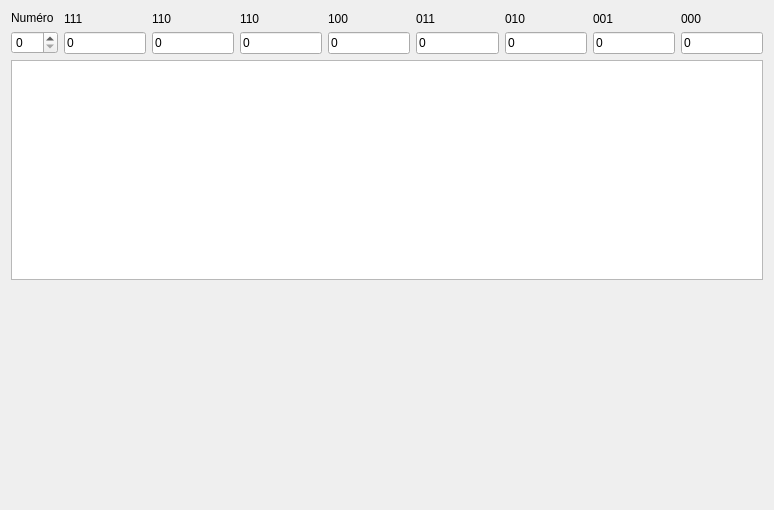
The window that src/ui/mainwindow.ui (danousna/autocell) describes before a commit, drawn with Qt 5.
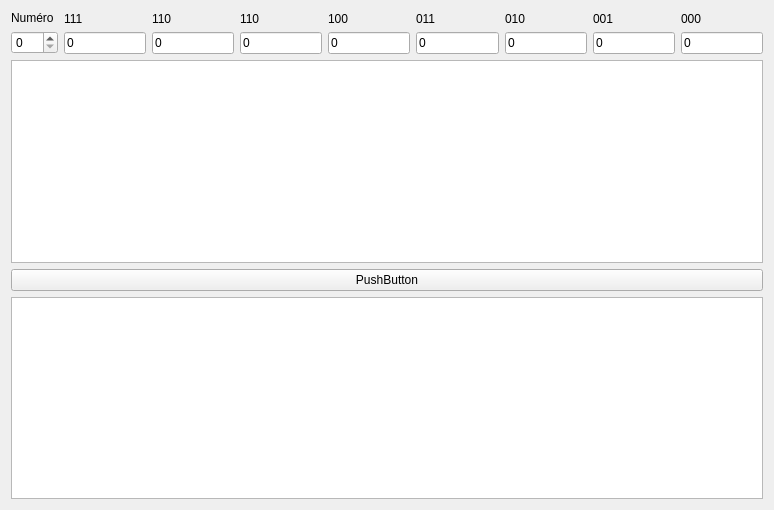
The same window after the commit.

Diff of the .ui file:
```diff
--- a/src/ui/mainwindow.ui
+++ b/src/ui/mainwindow.ui
@@ -210,6 +210,12 @@
       <property name="verticalScrollBarPolicy">
        <enum>Qt::ScrollBarAlwaysOff</enum>
       </property>
+      <property name="rowCount">
+       <number>0</number>
+      </property>
+      <property name="columnCount">
+       <number>0</number>
+      </property>
       <attribute name="horizontalHeaderVisible">
        <bool>false</bool>
       </attribute>
@@ -219,17 +225,24 @@
      </widget>
     </item>
     <item>
-     <spacer name="verticalSpacer">
-      <property name="orientation">
-       <enum>Qt::Vertical</enum>
+     <widget class="QPushButton" name="btnPlaySimulation">
+      <property name="text">
+       <string>PushButton</string>
       </property>
-      <property name="sizeHint" stdset="0">
-       <size>
-        <width>20</width>
-        <height>40</height>
-       </size>
+     </widget>
+    </item>
+    <item>
+     <widget class="QTableWidget" name="grille">
+      <property name="verticalScrollBarPolicy">
+       <enum>Qt::ScrollBarAlwaysOff</enum>
       </property>
-     </spacer>
+      <attribute name="horizontalHeaderVisible">
+       <bool>false</bool>
+      </attribute>
+      <attribute name="verticalHeaderVisible">
+       <bool>false</bool>
+      </attribute>
+     </widget>
     </item>
    </layout>
   </widget>
```
Left out of the diff: 14 changed lines with no effect on the pictures.
